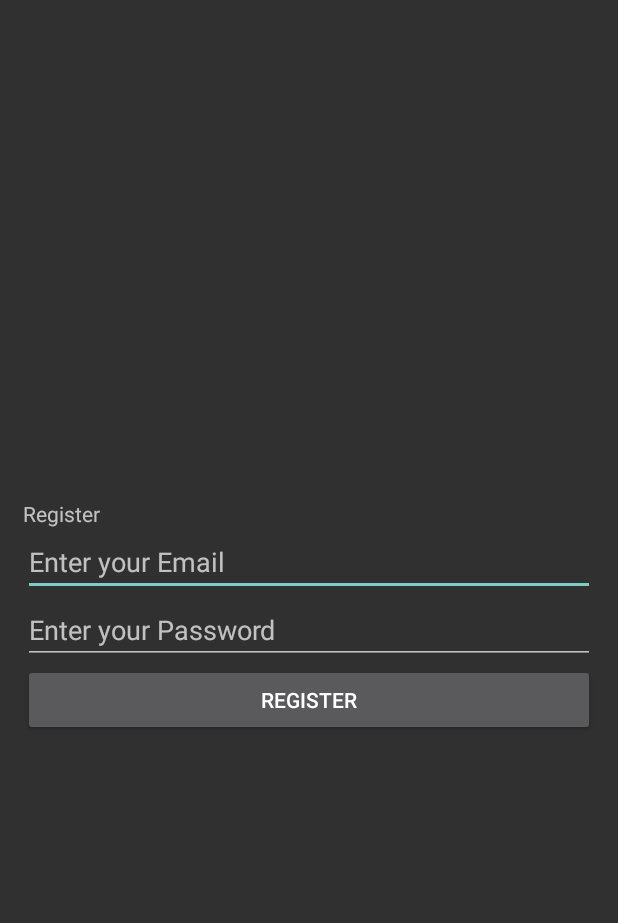
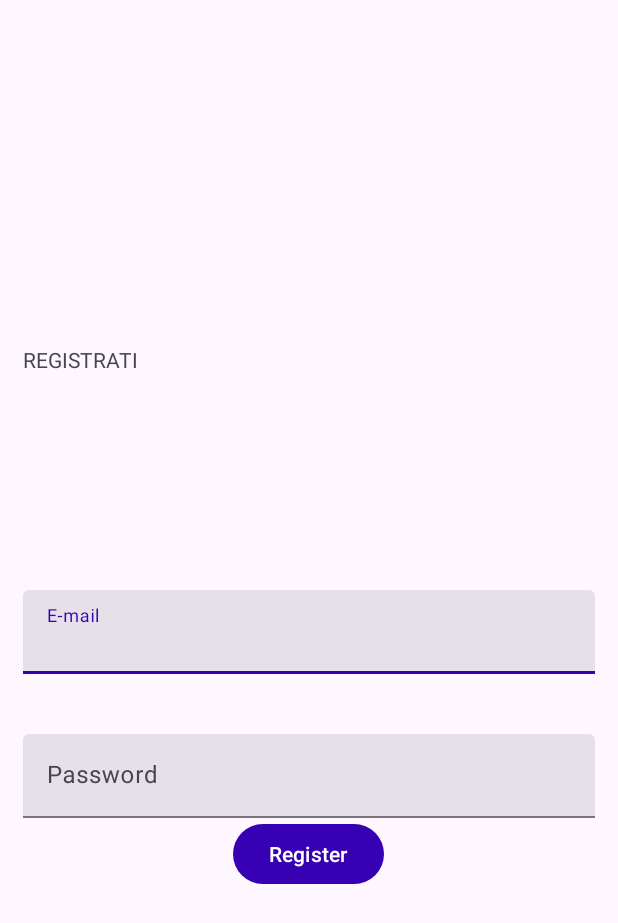
Before and after one commit to MarcoSpino/MFL, an Android app: the reg screen opened directly, with no data from a screen before it, on a phone screen of 412 x 824 dp. Shown: the top 923 px of the screen. Run offline under Robolectric (Android 15) with nearby library versions, the phone set to English and light mode, and no system bars; our stand-ins replace Firebase (no records; nobody signed in at launch, a user with empty details on screens opened directly).

Commit message:
Impostato Design Material3, settato in schermata reg e home

```diff
--- a/app/build.gradle
+++ b/app/build.gradle
@@ -44,10 +44,11 @@ dependencies {
 
     implementation "androidx.room:room-runtime:$room_version"
     annotationProcessor "androidx.room:room-compiler:$room_version"
+
     implementation 'androidx.appcompat:appcompat:1.4.1'
     implementation 'com.google.android.material:material:1.5.0'
     implementation 'androidx.constraintlayout:constraintlayout:2.1.3'
-   implementation'com.google.android.material:material:1.3.0'
+
     implementation 'com.google.firebase:firebase-auth:21.0.2'
     testImplementation 'junit:junit:4.13.2'
     androidTestImplementation 'androidx.test.ext:junit:1.1.3'
--- a/app/src/main/java/com/example/mfl/MainActivity.java
+++ b/app/src/main/java/com/example/mfl/MainActivity.java
@@ -26,6 +26,13 @@ Button button;
             finish();
         }
     }
+    @Override
+    public void onBackPressed() {
+        Intent intent = new Intent(Intent.ACTION_MAIN);
+        intent.addCategory(Intent.CATEGORY_HOME);
+        intent.setFlags(Intent.FLAG_ACTIVITY_NEW_TASK);
+        startActivity(intent);
+    }
 
 
 
--- a/app/src/main/java/com/example/mfl/home.java
+++ b/app/src/main/java/com/example/mfl/home.java
@@ -61,5 +61,14 @@ public class home extends AppCompatActivity{
 
         });
 
+
+
 }
+
+    @Override
+    public void onBackPressed() {
+
+    }
+
+
 }
--- a/app/src/main/java/com/example/mfl/reg.java
+++ b/app/src/main/java/com/example/mfl/reg.java
@@ -15,6 +15,7 @@ import android.widget.Button;
 import androidx.annotation.NonNull;
 import androidx.appcompat.app.AppCompatActivity;
 
+import com.google.android.material.textfield.TextInputEditText;
 import com.google.firebase.auth.FirebaseAuth;
 import com.google.firebase.auth.AuthResult;
 import com.google.android.gms.tasks.OnCompleteListener;
@@ -22,9 +23,9 @@ import com.google.android.gms.tasks.Task;
 
 public class reg extends AppCompatActivity {
 
-    private EditText emailTextView, passwordTextView;
+    private TextInputEditText emailTextView, passwordTextView;
     private Button Btn;
-    private ProgressBar progressbar;
+;
     private FirebaseAuth mAuth;
 
     @Override
@@ -40,7 +41,6 @@ public class reg extends AppCompatActivity {
         emailTextView = findViewById(R.id.email);
         passwordTextView = findViewById(R.id.passwd);
         Btn = findViewById(R.id.btnregister);
-        progressbar = findViewById(R.id.progressbar);
 
         // Set on Click Listener on Registration button
         Btn.setOnClickListener(new View.OnClickListener() {
@@ -55,8 +55,6 @@ public class reg extends AppCompatActivity {
     private void registerNewUser()
     {
 
-        // show the visibility of progress bar to show loading
-        progressbar.setVisibility(View.VISIBLE);
 
         // Take the value of two edit texts in Strings
         String email, password;
@@ -80,14 +78,13 @@ public class reg extends AppCompatActivity {
         }
 
         // create new user or register new user
-        mAuth
-                .createUserWithEmailAndPassword(email, password)
+        mAuth.createUserWithEmailAndPassword(email, password)
                 .addOnCompleteListener(new OnCompleteListener<AuthResult>() {
 
                     @Override
                     public void onComplete(@NonNull Task<AuthResult> task)
                     {
-                        View progressBar = null;
+
                         if (task.isSuccessful()) {
                             Toast.makeText(getApplicationContext(),
                                             "Registration successful!",
@@ -95,7 +92,6 @@ public class reg extends AppCompatActivity {
                                     .show();
 
                             // hide the progress bar
-                            progressBar.setVisibility(View.GONE);
 
                             // if the user created intent to login activity
                             Intent intent
@@ -112,8 +108,8 @@ public class reg extends AppCompatActivity {
                                             Toast.LENGTH_LONG)
                                     .show();
 
-                            // hide the progress bar
-                            progressBar.setVisibility(View.GONE);
+
+
                         }
                     }
                 });
--- a/app/src/main/res/layout/login.xml
+++ b/app/src/main/res/layout/login.xml
@@ -4,6 +4,7 @@
 <LinearLayout
     xmlns:android="http://schemas.android.com/apk/res/android"
     xmlns:app="http:// schemas.android.com/apk/res-auto"
+    xmlns:app2="http://schemas.android.com/apk/res-auto"
     xmlns:tools="http://schemas.android.com/tools"
     android:layout_width="match_parent"
     android:layout_height="match_parent"
@@ -13,37 +14,50 @@
     tools:context=".reg">
 
     <!-- TextView for heading -->
-    <TextView
+
+
+    <com.google.android.material.textview.MaterialTextView
         android:layout_width="wrap_content"
         android:layout_height="wrap_content"
-        android:text="Register" />
+        android:layout_marginBottom="4dp"
+        android:text="REGISTRATI" />
 
-    <!-- Edit text for email -->
-    <EditText
+    <com.google.android.material.textfield.TextInputLayout
+        android:id="@+id/textInputLayout"
+        style="@style/Widget.Material3.TextInputLayout.FilledBox"
+        android:layout_width="match_parent"
+        android:layout_height="wrap_content"
+        android:layout_marginTop="140dp"
+        android:hint="E-mail"
+       >
+
+
+        <com.google.android.material.textfield.TextInputEditText
             android:id="@+id/email"
             android:layout_width="match_parent"
+            android:layout_height="wrap_content" />
+    </com.google.android.material.textfield.TextInputLayout>
+
+    <com.google.android.material.textfield.TextInputLayout
+        style="@style/Widget.Material3.TextInputLayout.FilledBox"
+        android:layout_width="match_parent"
         android:layout_height="wrap_content"
-        android:hint="Enter your Email" />
+        android:hint="Password">
 
-    <!-- Edit text for password -->
-    <EditText
+
+        <com.google.android.material.textfield.TextInputEditText
             android:id="@+id/passwd"
             android:layout_width="match_parent"
             android:layout_height="wrap_content"
-        android:hint="Enter your Password"
-        android:inputType="textPassword" />
+            android:layout_marginTop="40dp" />
+    </com.google.android.material.textfield.TextInputLayout>
 
-    <!-- Button for register with text "Register" -->
-    <Button
+    <com.google.android.material.button.MaterialButton
         android:id="@+id/btnregister"
-        android:layout_width="match_parent"
+        android:layout_width="wrap_content"
         android:layout_height="wrap_content"
+        android:layout_gravity="center"
         android:text="Register" />
 
-    <!-- ProgressBar for loading time -->
-    <ProgressBar
-        android:id="@+id/progressbar"
-        android:layout_width="wrap_content"
-        android:layout_height="wrap_content"
-        android:visibility="gone" />
+
 </LinearLayout>
--- a/app/src/main/res/values/themes.xml
+++ b/app/src/main/res/values/themes.xml
@@ -1,6 +1,6 @@
 <resources xmlns:tools="http://schemas.android.com/tools">
     <!-- Base application theme. -->
-    <style name="Theme.MFL" parent="Theme.AppCompat.NoActionBar">
+    <style name="Theme.MFL" parent="Theme.Material3.DayNight.NoActionBar">
 
         <!-- Primary brand color. -->
         <item name="colorPrimary">@color/purple_700</item>
@@ -15,6 +15,8 @@
 
         <!-- Customize your theme here. -->
         <item name="colorControlHighlight">@color/red</item>
+        <!-- MaterialComponents attributes (needed if parent="Theme.AppCompat"). -->
+
 
 
     </style>
--- a/gradle.properties
+++ b/gradle.properties
@@ -19,3 +19,4 @@ android.useAndroidX=true
 # resources declared in the library itself and none from the library's dependencies,
 # thereby reducing the size of the R class for that library
 android.nonTransitiveRClass=true
+android.enableJetifier=true
```
Lines whose indentation alone changed are shown as unchanged.
